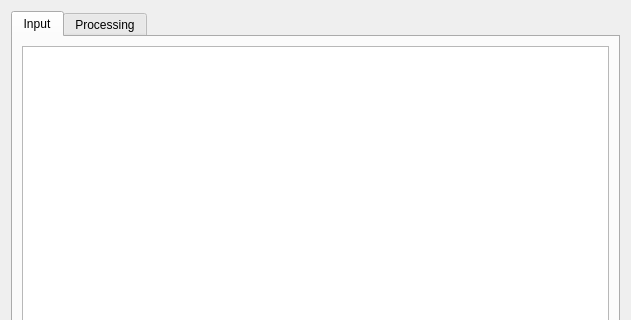
The window that src/form/FormPlotCorrection/fitting/CalculateKB/calculatekb.ui (MRsoymilk/MySerial) describes before a commit, drawn with Qt 5; both pictures show x 0 to 631 and y 0 to 320 of the 631 by 476 pixel window.
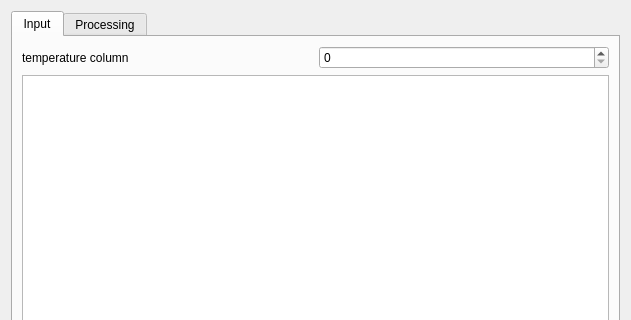
The same window after the commit.

Commit message: use temperature R to fitting arcsin

What changed in the file:
```diff
--- a/src/form/FormPlotCorrection/fitting/CalculateKB/calculatekb.ui
+++ b/src/form/FormPlotCorrection/fitting/CalculateKB/calculatekb.ui
@@ -31,9 +31,23 @@
        <string>Input</string>
       </attribute>
       <layout class="QGridLayout" name="gridLayout_3">
-       <item row="0" column="0">
+       <item row="1" column="0">
         <widget class="QTextEdit" name="textEditInput"/>
        </item>
+       <item row="0" column="0">
+        <layout class="QHBoxLayout" name="hLayTemperatureColumn">
+         <item>
+          <widget class="QLabel" name="labelTemperatureColumn">
+           <property name="text">
+            <string>temperature column</string>
+           </property>
+          </widget>
+         </item>
+         <item>
+          <widget class="QSpinBox" name="spinBoxTemperatureColumn"/>
+         </item>
+        </layout>
+       </item>
       </layout>
      </widget>
      <widget class="QWidget" name="tabProcessing">
```
The commit also changes 5 other files.
